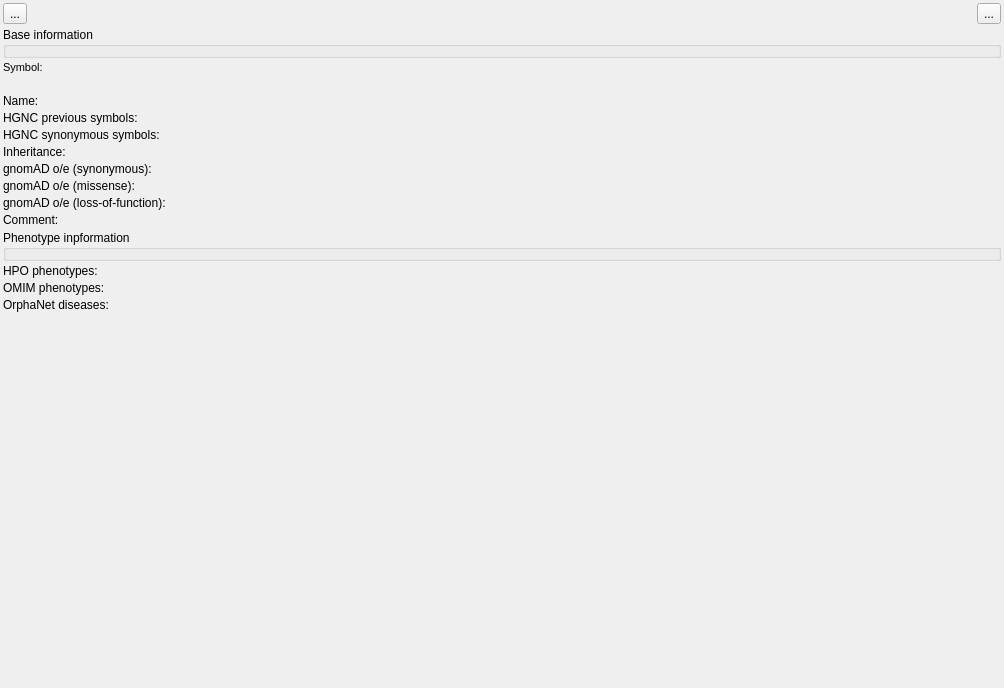
Qt form src/GSvar/GeneWidget.ui (imgag/ngs-bits) before a commit.
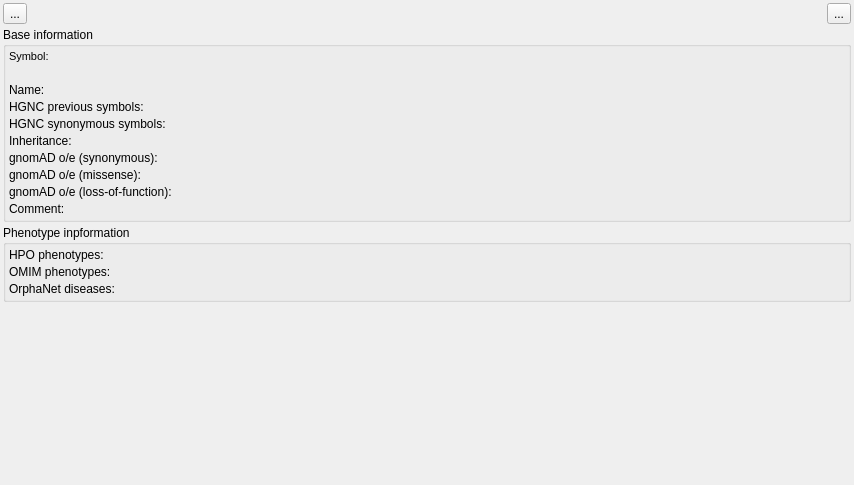
The same form after that commit. Icons and pictures are not drawn.

```diff
--- a/src/GSvar/GeneWidget.ui
+++ b/src/GSvar/GeneWidget.ui
@@ -6,8 +6,8 @@
    <rect>
     <x>0</x>
     <y>0</y>
-    <width>1004</width>
-    <height>688</height>
+    <width>854</width>
+    <height>485</height>
    </rect>
   </property>
   <property name="sizePolicy">
@@ -19,52 +19,10 @@
   <property name="windowTitle">
    <string>Dialog</string>
   </property>
-  <layout class="QGridLayout" name="gridLayout">
-   <property name="leftMargin">
-    <number>0</number>
-   </property>
-   <property name="topMargin">
-    <number>0</number>
-   </property>
-   <property name="rightMargin">
-    <number>0</number>
-   </property>
-   <property name="bottomMargin">
-    <number>0</number>
-   </property>
+  <layout class="QVBoxLayout" name="verticalLayout" stretch="0,0,0,1">
    <property name="spacing">
-    <number>0</number>
+    <number>3</number>
    </property>
-   <item row="2" column="0" colspan="2">
-    <widget class="QScrollArea" name="scrollArea">
-     <property name="styleSheet">
-      <string notr="true"/>
-     </property>
-     <property name="frameShape">
-      <enum>QFrame::NoFrame</enum>
-     </property>
-     <property name="frameShadow">
-      <enum>QFrame::Sunken</enum>
-     </property>
-     <property name="horizontalScrollBarPolicy">
-      <enum>Qt::ScrollBarAsNeeded</enum>
-     </property>
-     <property name="widgetResizable">
-      <bool>true</bool>
-     </property>
-     <property name="alignment">
-      <set>Qt::AlignLeading|Qt::AlignLeft|Qt::AlignTop</set>
-     </property>
-     <widget class="QWidget" name="scrollAreaWidgetContents_2">
-      <property name="geometry">
-       <rect>
-        <x>0</x>
-        <y>0</y>
-        <width>1004</width>
-        <height>688</height>
-       </rect>
-      </property>
-      <layout class="QGridLayout" name="gridLayout_2">
        <property name="leftMargin">
         <number>3</number>
        </property>
@@ -77,328 +35,7 @@
        <property name="bottomMargin">
         <number>3</number>
        </property>
-       <property name="spacing">
-        <number>3</number>
-       </property>
-       <item row="1" column="0" colspan="2">
-        <widget class="QGroupBox" name="groupBox">
-         <property name="sizePolicy">
-          <sizepolicy hsizetype="Expanding" vsizetype="Preferred">
-           <horstretch>0</horstretch>
-           <verstretch>0</verstretch>
-          </sizepolicy>
-         </property>
-         <property name="title">
-          <string>Base information</string>
-         </property>
-         <property name="flat">
-          <bool>true</bool>
-         </property>
-        </widget>
-       </item>
-       <item row="12" column="0" colspan="2">
-        <widget class="QGroupBox" name="groupBox_2">
-         <property name="sizePolicy">
-          <sizepolicy hsizetype="Expanding" vsizetype="Preferred">
-           <horstretch>0</horstretch>
-           <verstretch>0</verstretch>
-          </sizepolicy>
-         </property>
-         <property name="title">
-          <string>Phenotype inpformation</string>
-         </property>
-         <property name="flat">
-          <bool>true</bool>
-         </property>
-        </widget>
-       </item>
-       <item row="5" column="1">
-        <widget class="QLabel" name="previous_">
-         <property name="sizePolicy">
-          <sizepolicy hsizetype="Expanding" vsizetype="Preferred">
-           <horstretch>0</horstretch>
-           <verstretch>0</verstretch>
-          </sizepolicy>
-         </property>
-         <property name="text">
-          <string/>
-         </property>
-         <property name="wordWrap">
-          <bool>true</bool>
-         </property>
-         <property name="textInteractionFlags">
-          <set>Qt::LinksAccessibleByMouse|Qt::TextSelectableByMouse</set>
-         </property>
-        </widget>
-       </item>
-       <item row="11" column="0">
-        <widget class="QLabel" name="label_5">
-         <property name="text">
-          <string>Comment:</string>
-         </property>
-         <property name="alignment">
-          <set>Qt::AlignLeading|Qt::AlignLeft|Qt::AlignTop</set>
-         </property>
-        </widget>
-       </item>
-       <item row="7" column="1">
-        <widget class="QLabel" name="inheritance_">
-         <property name="sizePolicy">
-          <sizepolicy hsizetype="Expanding" vsizetype="Preferred">
-           <horstretch>0</horstretch>
-           <verstretch>0</verstretch>
-          </sizepolicy>
-         </property>
-         <property name="text">
-          <string/>
-         </property>
-         <property name="textInteractionFlags">
-          <set>Qt::LinksAccessibleByMouse|Qt::TextSelectableByMouse</set>
-         </property>
-        </widget>
-       </item>
-       <item row="9" column="0">
-        <widget class="QLabel" name="label_9">
-         <property name="text">
-          <string>gnomAD o/e (missense):</string>
-         </property>
-         <property name="alignment">
-          <set>Qt::AlignLeading|Qt::AlignLeft|Qt::AlignTop</set>
-         </property>
-        </widget>
-       </item>
-       <item row="13" column="1">
-        <widget class="QLabel" name="hpo_">
-         <property name="sizePolicy">
-          <sizepolicy hsizetype="Expanding" vsizetype="Preferred">
-           <horstretch>0</horstretch>
-           <verstretch>0</verstretch>
-          </sizepolicy>
-         </property>
-         <property name="text">
-          <string/>
-         </property>
-         <property name="wordWrap">
-          <bool>true</bool>
-         </property>
-         <property name="openExternalLinks">
-          <bool>true</bool>
-         </property>
-         <property name="textInteractionFlags">
-          <set>Qt::LinksAccessibleByMouse|Qt::TextSelectableByMouse</set>
-         </property>
-        </widget>
-       </item>
-       <item row="10" column="0">
-        <widget class="QLabel" name="label_10">
-         <property name="text">
-          <string>gnomAD o/e (loss-of-function):</string>
-         </property>
-         <property name="alignment">
-          <set>Qt::AlignLeading|Qt::AlignLeft|Qt::AlignTop</set>
-         </property>
-        </widget>
-       </item>
-       <item row="3" column="1">
-        <widget class="QLabel" name="notice_">
-         <property name="sizePolicy">
-          <sizepolicy hsizetype="Expanding" vsizetype="Preferred">
-           <horstretch>0</horstretch>
-           <verstretch>0</verstretch>
-          </sizepolicy>
-         </property>
-         <property name="text">
-          <string/>
-         </property>
-         <property name="textInteractionFlags">
-          <set>Qt::LinksAccessibleByMouse|Qt::TextSelectableByMouse</set>
-         </property>
-        </widget>
-       </item>
-       <item row="14" column="0">
-        <widget class="QLabel" name="label_11">
-         <property name="text">
-          <string>OMIM phenotypes:</string>
-         </property>
-         <property name="alignment">
-          <set>Qt::AlignLeading|Qt::AlignLeft|Qt::AlignTop</set>
-         </property>
-        </widget>
-       </item>
-       <item row="8" column="0">
-        <widget class="QLabel" name="label_7">
-         <property name="text">
-          <string>gnomAD o/e (synonymous):</string>
-         </property>
-         <property name="alignment">
-          <set>Qt::AlignLeading|Qt::AlignLeft|Qt::AlignTop</set>
-         </property>
-        </widget>
-       </item>
-       <item row="8" column="1">
-        <widget class="QLabel" name="oe_syn">
-         <property name="sizePolicy">
-          <sizepolicy hsizetype="Expanding" vsizetype="Preferred">
-           <horstretch>0</horstretch>
-           <verstretch>0</verstretch>
-          </sizepolicy>
-         </property>
-         <property name="text">
-          <string/>
-         </property>
-         <property name="textInteractionFlags">
-          <set>Qt::LinksAccessibleByMouse|Qt::TextSelectableByMouse</set>
-         </property>
-        </widget>
-       </item>
-       <item row="6" column="1">
-        <widget class="QLabel" name="synonymous_">
-         <property name="sizePolicy">
-          <sizepolicy hsizetype="Expanding" vsizetype="Preferred">
-           <horstretch>0</horstretch>
-           <verstretch>0</verstretch>
-          </sizepolicy>
-         </property>
-         <property name="text">
-          <string/>
-         </property>
-         <property name="wordWrap">
-          <bool>true</bool>
-         </property>
-         <property name="textInteractionFlags">
-          <set>Qt::LinksAccessibleByMouse|Qt::TextSelectableByMouse</set>
-         </property>
-        </widget>
-       </item>
-       <item row="7" column="0">
-        <widget class="QLabel" name="label_4">
-         <property name="text">
-          <string>Inheritance:</string>
-         </property>
-         <property name="alignment">
-          <set>Qt::AlignLeading|Qt::AlignLeft|Qt::AlignTop</set>
-         </property>
-        </widget>
-       </item>
-       <item row="6" column="0">
-        <widget class="QLabel" name="label_6">
-         <property name="text">
-          <string>HGNC synonymous symbols:</string>
-         </property>
-         <property name="alignment">
-          <set>Qt::AlignLeading|Qt::AlignLeft|Qt::AlignTop</set>
-         </property>
-        </widget>
-       </item>
-       <item row="16" column="0" colspan="2">
-        <spacer name="verticalSpacer">
-         <property name="orientation">
-          <enum>Qt::Vertical</enum>
-         </property>
-         <property name="sizeHint" stdset="0">
-          <size>
-           <width>20</width>
-           <height>40</height>
-          </size>
-         </property>
-        </spacer>
-       </item>
-       <item row="13" column="0">
-        <widget class="QLabel" name="label_2">
-         <property name="text">
-          <string>HPO phenotypes:</string>
-         </property>
-         <property name="alignment">
-          <set>Qt::AlignLeading|Qt::AlignLeft|Qt::AlignTop</set>
-         </property>
-        </widget>
-       </item>
-       <item row="5" column="0">
-        <widget class="QLabel" name="label_3">
-         <property name="text">
-          <string>HGNC previous symbols:</string>
-         </property>
-         <property name="alignment">
-          <set>Qt::AlignLeading|Qt::AlignLeft|Qt::AlignTop</set>
-         </property>
-        </widget>
-       </item>
-       <item row="9" column="1">
-        <widget class="QLabel" name="oe_mis">
-         <property name="sizePolicy">
-          <sizepolicy hsizetype="Expanding" vsizetype="Preferred">
-           <horstretch>0</horstretch>
-           <verstretch>0</verstretch>
-          </sizepolicy>
-         </property>
-         <property name="text">
-          <string/>
-         </property>
-         <property name="textInteractionFlags">
-          <set>Qt::LinksAccessibleByMouse|Qt::TextSelectableByMouse</set>
-         </property>
-        </widget>
-       </item>
-       <item row="14" column="1">
-        <widget class="QLabel" name="omim_">
-         <property name="text">
-          <string/>
-         </property>
-         <property name="wordWrap">
-          <bool>true</bool>
-         </property>
-         <property name="openExternalLinks">
-          <bool>true</bool>
-         </property>
-         <property name="textInteractionFlags">
-          <set>Qt::LinksAccessibleByMouse|Qt::TextSelectableByMouse</set>
-         </property>
-        </widget>
-       </item>
-       <item row="2" column="0">
-        <widget class="QLabel" name="label">
-         <property name="font">
-          <font>
-           <pointsize>8</pointsize>
-           <weight>50</weight>
-           <bold>false</bold>
-          </font>
-         </property>
-         <property name="text">
-          <string>Symbol:</string>
-         </property>
-         <property name="alignment">
-          <set>Qt::AlignLeading|Qt::AlignLeft|Qt::AlignTop</set>
-         </property>
-        </widget>
-       </item>
-       <item row="2" column="1">
-        <widget class="QLabel" name="gene_">
-         <property name="sizePolicy">
-          <sizepolicy hsizetype="Expanding" vsizetype="Preferred">
-           <horstretch>0</horstretch>
-           <verstretch>0</verstretch>
-          </sizepolicy>
-         </property>
-         <property name="font">
-          <font>
-           <pointsize>8</pointsize>
-           <weight>50</weight>
-           <bold>false</bold>
-          </font>
-         </property>
-         <property name="text">
-          <string/>
-         </property>
-         <property name="wordWrap">
-          <bool>true</bool>
-         </property>
-         <property name="textInteractionFlags">
-          <set>Qt::LinksAccessibleByMouse|Qt::TextSelectableByMouse</set>
-         </property>
-        </widget>
-       </item>
-       <item row="0" column="0" colspan="2">
+   <item>
         <layout class="QHBoxLayout" name="horizontalLayout">
          <property name="spacing">
           <number>3</number>
@@ -443,23 +80,99 @@
          </item>
         </layout>
        </item>
-       <item row="10" column="1">
-        <widget class="QLabel" name="oe_lof">
+   <item>
+    <widget class="QGroupBox" name="groupBox">
          <property name="sizePolicy">
           <sizepolicy hsizetype="Expanding" vsizetype="Preferred">
            <horstretch>0</horstretch>
            <verstretch>0</verstretch>
           </sizepolicy>
          </property>
+     <property name="title">
+      <string>Base information</string>
+     </property>
+     <property name="flat">
+      <bool>true</bool>
+     </property>
+     <layout class="QFormLayout" name="formLayout">
+      <property name="horizontalSpacing">
+       <number>3</number>
+      </property>
+      <property name="verticalSpacing">
+       <number>3</number>
+      </property>
+      <property name="leftMargin">
+       <number>3</number>
+      </property>
+      <property name="topMargin">
+       <number>3</number>
+      </property>
+      <property name="rightMargin">
+       <number>3</number>
+      </property>
+      <property name="bottomMargin">
+       <number>3</number>
+      </property>
+      <item row="0" column="0">
+       <widget class="QLabel" name="label">
+        <property name="font">
+         <font>
+          <pointsize>8</pointsize>
+          <weight>50</weight>
+          <bold>false</bold>
+         </font>
+        </property>
          <property name="text">
+         <string>Symbol:</string>
+        </property>
+        <property name="alignment">
+         <set>Qt::AlignLeading|Qt::AlignLeft|Qt::AlignTop</set>
+        </property>
+       </widget>
+      </item>
+      <item row="0" column="1">
+       <widget class="QLabel" name="gene_">
+        <property name="sizePolicy">
+         <sizepolicy hsizetype="Expanding" vsizetype="Preferred">
+          <horstretch>0</horstretch>
+          <verstretch>0</verstretch>
+         </sizepolicy>
+        </property>
+        <property name="font">
+         <font>
+          <pointsize>8</pointsize>
+          <weight>50</weight>
+          <bold>false</bold>
+         </font>
+        </property>
+        <property name="text">
           <string/>
          </property>
+        <property name="wordWrap">
+         <bool>true</bool>
+        </property>
          <property name="textInteractionFlags">
           <set>Qt::LinksAccessibleByMouse|Qt::TextSelectableByMouse</set>
          </property>
         </widget>
        </item>
-       <item row="4" column="0">
+      <item row="1" column="1">
+       <widget class="QLabel" name="notice_">
+        <property name="sizePolicy">
+         <sizepolicy hsizetype="Expanding" vsizetype="Preferred">
+          <horstretch>0</horstretch>
+          <verstretch>0</verstretch>
+         </sizepolicy>
+        </property>
+        <property name="text">
+         <string/>
+        </property>
+        <property name="textInteractionFlags">
+         <set>Qt::LinksAccessibleByMouse|Qt::TextSelectableByMouse</set>
+        </property>
+       </widget>
+      </item>
+      <item row="2" column="0">
         <widget class="QLabel" name="label_8">
          <property name="text">
           <string>Name:</string>
@@ -469,7 +182,7 @@
          </property>
         </widget>
        </item>
-       <item row="4" column="1">
+      <item row="2" column="1">
         <widget class="QLabel" name="name_">
          <property name="sizePolicy">
           <sizepolicy hsizetype="Expanding" vsizetype="Preferred">
@@ -485,7 +198,179 @@
          </property>
         </widget>
        </item>
-       <item row="11" column="1">
+      <item row="3" column="0">
+       <widget class="QLabel" name="label_3">
+        <property name="text">
+         <string>HGNC previous symbols:</string>
+        </property>
+        <property name="alignment">
+         <set>Qt::AlignLeading|Qt::AlignLeft|Qt::AlignTop</set>
+        </property>
+       </widget>
+      </item>
+      <item row="3" column="1">
+       <widget class="QLabel" name="previous_">
+        <property name="sizePolicy">
+         <sizepolicy hsizetype="Expanding" vsizetype="Preferred">
+          <horstretch>0</horstretch>
+          <verstretch>0</verstretch>
+         </sizepolicy>
+        </property>
+        <property name="text">
+         <string/>
+        </property>
+        <property name="wordWrap">
+         <bool>true</bool>
+        </property>
+        <property name="textInteractionFlags">
+         <set>Qt::LinksAccessibleByMouse|Qt::TextSelectableByMouse</set>
+        </property>
+       </widget>
+      </item>
+      <item row="4" column="0">
+       <widget class="QLabel" name="label_6">
+        <property name="text">
+         <string>HGNC synonymous symbols:</string>
+        </property>
+        <property name="alignment">
+         <set>Qt::AlignLeading|Qt::AlignLeft|Qt::AlignTop</set>
+        </property>
+       </widget>
+      </item>
+      <item row="4" column="1">
+       <widget class="QLabel" name="synonymous_">
+        <property name="sizePolicy">
+         <sizepolicy hsizetype="Expanding" vsizetype="Preferred">
+          <horstretch>0</horstretch>
+          <verstretch>0</verstretch>
+         </sizepolicy>
+        </property>
+        <property name="text">
+         <string/>
+        </property>
+        <property name="wordWrap">
+         <bool>true</bool>
+        </property>
+        <property name="textInteractionFlags">
+         <set>Qt::LinksAccessibleByMouse|Qt::TextSelectableByMouse</set>
+        </property>
+       </widget>
+      </item>
+      <item row="5" column="0">
+       <widget class="QLabel" name="label_4">
+        <property name="text">
+         <string>Inheritance:</string>
+        </property>
+        <property name="alignment">
+         <set>Qt::AlignLeading|Qt::AlignLeft|Qt::AlignTop</set>
+        </property>
+       </widget>
+      </item>
+      <item row="5" column="1">
+       <widget class="QLabel" name="inheritance_">
+        <property name="sizePolicy">
+         <sizepolicy hsizetype="Expanding" vsizetype="Preferred">
+          <horstretch>0</horstretch>
+          <verstretch>0</verstretch>
+         </sizepolicy>
+        </property>
+        <property name="text">
+         <string/>
+        </property>
+        <property name="textInteractionFlags">
+         <set>Qt::LinksAccessibleByMouse|Qt::TextSelectableByMouse</set>
+        </property>
+       </widget>
+      </item>
+      <item row="6" column="0">
+       <widget class="QLabel" name="label_7">
+        <property name="text">
+         <string>gnomAD o/e (synonymous):</string>
+        </property>
+        <property name="alignment">
+         <set>Qt::AlignLeading|Qt::AlignLeft|Qt::AlignTop</set>
+        </property>
+       </widget>
+      </item>
+      <item row="6" column="1">
+       <widget class="QLabel" name="oe_syn">
+        <property name="sizePolicy">
+         <sizepolicy hsizetype="Expanding" vsizetype="Preferred">
+          <horstretch>0</horstretch>
+          <verstretch>0</verstretch>
+         </sizepolicy>
+        </property>
+        <property name="text">
+         <string/>
+        </property>
+        <property name="textInteractionFlags">
+         <set>Qt::LinksAccessibleByMouse|Qt::TextSelectableByMouse</set>
+        </property>
+       </widget>
+      </item>
+      <item row="7" column="0">
+       <widget class="QLabel" name="label_9">
+        <property name="text">
+         <string>gnomAD o/e (missense):</string>
+        </property>
+        <property name="alignment">
+         <set>Qt::AlignLeading|Qt::AlignLeft|Qt::AlignTop</set>
+        </property>
+       </widget>
+      </item>
+      <item row="7" column="1">
+       <widget class="QLabel" name="oe_mis">
+        <property name="sizePolicy">
+         <sizepolicy hsizetype="Expanding" vsizetype="Preferred">
+          <horstretch>0</horstretch>
+          <verstretch>0</verstretch>
+         </sizepolicy>
+        </property>
+        <property name="text">
+         <string/>
+        </property>
+        <property name="textInteractionFlags">
+         <set>Qt::LinksAccessibleByMouse|Qt::TextSelectableByMouse</set>
+        </property>
+       </widget>
+      </item>
+      <item row="8" column="0">
+       <widget class="QLabel" name="label_10">
+        <property name="text">
+         <string>gnomAD o/e (loss-of-function):</string>
+        </property>
+        <property name="alignment">
+         <set>Qt::AlignLeading|Qt::AlignLeft|Qt::AlignTop</set>
+        </property>
+       </widget>
+      </item>
+      <item row="8" column="1">
+       <widget class="QLabel" name="oe_lof">
+        <property name="sizePolicy">
+         <sizepolicy hsizetype="Expanding" vsizetype="Preferred">
+          <horstretch>0</horstretch>
+          <verstretch>0</verstretch>
+         </sizepolicy>
+        </property>
+        <property name="text">
+         <string/>
+        </property>
+        <property name="textInteractionFlags">
+         <set>Qt::LinksAccessibleByMouse|Qt::TextSelectableByMouse</set>
+        </property>
+       </widget>
+      </item>
+      <item row="9" column="0">
+       <widget class="QLabel" name="label_5">
+        <property name="text">
+         <string>Comment:</string>
+        </property>
+        <property name="alignment">
+         <set>Qt::AlignLeading|Qt::AlignLeft|Qt::AlignTop</set>
+        </property>
+       </widget>
+      </item>
+      <item row="9" column="1">
         <widget class="QLabel" name="comments_">
          <property name="sizePolicy">
           <sizepolicy hsizetype="Expanding" vsizetype="Preferred">
@@ -504,14 +389,108 @@
          </property>
         </widget>
        </item>
-       <item row="15" column="0">
+     </layout>
+    </widget>
+   </item>
+   <item>
+    <widget class="QGroupBox" name="groupBox_2">
+     <property name="sizePolicy">
+      <sizepolicy hsizetype="Expanding" vsizetype="Preferred">
+       <horstretch>0</horstretch>
+       <verstretch>0</verstretch>
+      </sizepolicy>
+     </property>
+     <property name="title">
+      <string>Phenotype inpformation</string>
+     </property>
+     <property name="flat">
+      <bool>true</bool>
+     </property>
+     <layout class="QFormLayout" name="formLayout_2">
+      <property name="horizontalSpacing">
+       <number>3</number>
+      </property>
+      <property name="verticalSpacing">
+       <number>3</number>
+      </property>
+      <property name="leftMargin">
+       <number>3</number>
+      </property>
+      <property name="topMargin">
+       <number>3</number>
+      </property>
+      <property name="rightMargin">
+       <number>3</number>
+      </property>
+      <property name="bottomMargin">
+       <number>3</number>
+      </property>
+      <item row="0" column="0">
+       <widget class="QLabel" name="label_2">
+        <property name="text">
+         <string>HPO phenotypes:</string>
+        </property>
+        <property name="alignment">
+         <set>Qt::AlignLeading|Qt::AlignLeft|Qt::AlignTop</set>
+        </property>
+       </widget>
+      </item>
+      <item row="0" column="1">
+       <widget class="QLabel" name="hpo_">
+        <property name="sizePolicy">
+         <sizepolicy hsizetype="Expanding" vsizetype="Preferred">
+          <horstretch>0</horstretch>
+          <verstretch>0</verstretch>
+         </sizepolicy>
+        </property>
+        <property name="text">
+         <string/>
+        </property>
+        <property name="wordWrap">
+         <bool>true</bool>
+        </property>
+        <property name="openExternalLinks">
+         <bool>true</bool>
+        </property>
+        <property name="textInteractionFlags">
+         <set>Qt::LinksAccessibleByMouse|Qt::TextSelectableByMouse</set>
+        </property>
+       </widget>
+      </item>
+      <item row="1" column="0">
+       <widget class="QLabel" name="label_11">
+        <property name="text">
+         <string>OMIM phenotypes:</string>
+        </property>
+        <property name="alignment">
+         <set>Qt::AlignLeading|Qt::AlignLeft|Qt::AlignTop</set>
+        </property>
+       </widget>
+      </item>
+      <item row="1" column="1">
+       <widget class="QLabel" name="omim_">
+        <property name="text">
+         <string/>
+        </property>
+        <property name="wordWrap">
+         <bool>true</bool>
+        </property>
+        <property name="openExternalLinks">
+         <bool>true</bool>
+        </property>
+        <property name="textInteractionFlags">
+         <set>Qt::LinksAccessibleByMouse|Qt::TextSelectableByMouse</set>
+        </property>
+       </widget>
+      </item>
+      <item row="2" column="0">
         <widget class="QLabel" name="label_12">
          <property name="text">
           <string>OrphaNet diseases:</string>
          </property>
         </widget>
        </item>
-       <item row="15" column="1">
+      <item row="2" column="1">
         <widget class="QLabel" name="diseases">
          <property name="text">
           <string/>
@@ -523,7 +502,19 @@
        </item>
       </layout>
      </widget>
-    </widget>
+   </item>
+   <item>
+    <spacer name="verticalSpacer">
+     <property name="orientation">
+      <enum>Qt::Vertical</enum>
+     </property>
+     <property name="sizeHint" stdset="0">
+      <size>
+       <width>154</width>
+       <height>199</height>
+      </size>
+     </property>
+    </spacer>
    </item>
   </layout>
  </widget>
```
Lines whose indentation alone changed are shown as unchanged.
